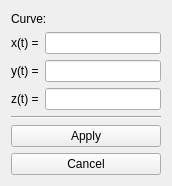
This is package/ui/Widgets/ui/CreateCurveWidget.ui in DenDen039/surface-view as Qt 5 draws it before an edit. The edited form follows.
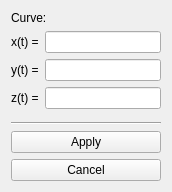
This is the edited form.

Diff of the .ui file:
```diff
--- a/package/ui/Widgets/ui/CreateCurveWidget.ui
+++ b/package/ui/Widgets/ui/CreateCurveWidget.ui
@@ -7,7 +7,7 @@
     <x>0</x>
     <y>0</y>
     <width>172</width>
-    <height>186</height>
+    <height>192</height>
    </rect>
   </property>
   <property name="windowTitle">
@@ -71,6 +71,19 @@
      </item>
     </layout>
    </item>
+   <item>
+    <spacer name="verticalSpacer">
+     <property name="orientation">
+      <enum>Qt::Vertical</enum>
+     </property>
+     <property name="sizeHint" stdset="0">
+      <size>
+       <width>20</width>
+       <height>40</height>
+      </size>
+     </property>
+    </spacer>
+   </item>
    <item>
     <widget class="Line" name="line">
      <property name="orientation">
```
